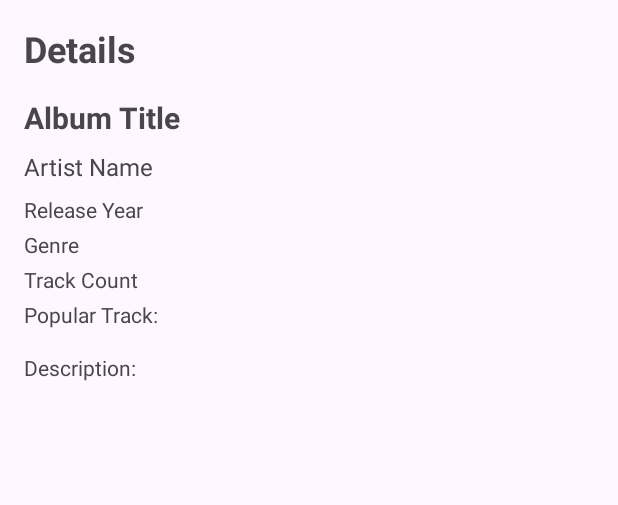
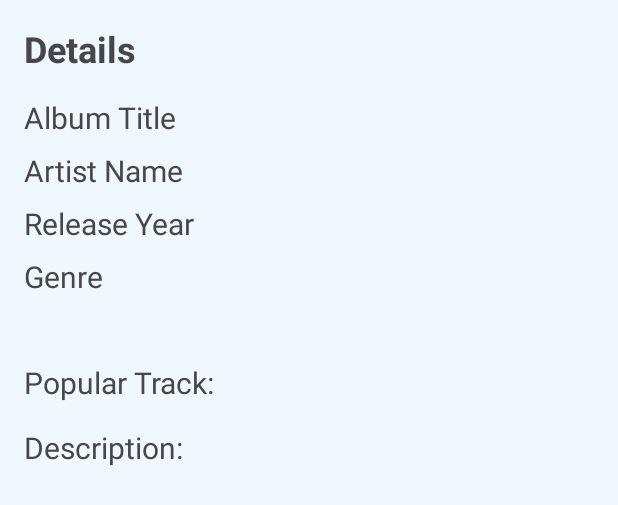
Before and after one commit to nkysd/s8107356Assessment2, an Android app: the layout fragment_details.xml on its own in the app's theme, with its tools: preview values and no code run, on a phone screen of 412 x 824 dp. Shown: the top 505 px of the screen. Run offline under Robolectric (Android 15) with nearby library versions, the phone set to English and light mode, and no system bars.

Commit message:
wip(ui): change background color and fontsize

```diff
--- a/app/src/main/res/layout/fragment_dashboard.xml
+++ b/app/src/main/res/layout/fragment_dashboard.xml
@@ -2,7 +2,7 @@
 <LinearLayout xmlns:android="http://schemas.android.com/apk/res/android"
     android:layout_width="match_parent"
     android:layout_height="match_parent"
-    android:background="#FFF0F8FF"
+    android:background="@color/screenBackground"
     android:orientation="vertical"
     android:padding="16dp">
 
--- a/app/src/main/res/layout/fragment_details.xml
+++ b/app/src/main/res/layout/fragment_details.xml
@@ -2,7 +2,9 @@
 <ScrollView xmlns:android="http://schemas.android.com/apk/res/android"
     android:layout_width="match_parent"
     android:layout_height="match_parent"
-    android:padding="16dp">
+    android:padding="16dp"
+    android:background="@color/screenBackground"
+    >
 
     <LinearLayout
         android:layout_width="match_parent"
@@ -26,7 +28,6 @@
             android:layout_height="wrap_content"
             android:text="Album Title"
             android:textSize="20sp"
-            android:textStyle="bold"
             android:paddingBottom="8dp" />
 
         <!-- Artist Name -->
@@ -35,7 +36,7 @@
             android:layout_width="match_parent"
             android:layout_height="wrap_content"
             android:text="Artist Name"
-            android:textSize="16sp"
+            android:textSize="20sp"
             android:paddingBottom="8dp" />
 
         <!-- Release Year -->
@@ -44,7 +45,8 @@
             android:layout_width="match_parent"
             android:layout_height="wrap_content"
             android:text="Release Year"
-            android:paddingBottom="4dp" />
+            android:textSize="20sp"
+            android:paddingBottom="8dp" />
 
         <!-- Genre -->
         <TextView
@@ -52,15 +54,16 @@
             android:layout_width="match_parent"
             android:layout_height="wrap_content"
             android:text="Genre"
-            android:paddingBottom="4dp" />
+            android:textSize="20sp"
+            android:paddingBottom="8dp" />
 
         <!-- Track Count -->
         <TextView
             android:id="@+id/textTrackCount"
             android:layout_width="match_parent"
             android:layout_height="wrap_content"
-            android:text="Track Count"
-            android:paddingBottom="4dp" />
+            android:textSize="20sp"
+            android:paddingBottom="8dp" />
 
         <!-- Popular Track -->
         <TextView
@@ -68,6 +71,7 @@
             android:layout_width="match_parent"
             android:layout_height="wrap_content"
             android:text="Popular Track:"
+            android:textSize="20sp"
             android:paddingBottom="8dp" />
 
         <!-- Description -->
@@ -77,6 +81,7 @@
             android:layout_height="wrap_content"
             android:text="Description:"
             android:paddingTop="8dp"
-            android:textSize="14sp" />
+            android:textSize="20sp"
+            android:paddingBottom="8dp" />
     </LinearLayout>
 </ScrollView>
--- a/app/src/main/res/layout/fragment_login.xml
+++ b/app/src/main/res/layout/fragment_login.xml
@@ -5,7 +5,7 @@
     android:orientation="vertical"
     android:padding="24dp"
     android:gravity="center"
-    android:background="#FFF0F8FF">
+    android:background="@color/screenBackground">
 
     <!-- Username input -->
     <EditText
--- a/app/src/main/res/values/colors.xml
+++ b/app/src/main/res/values/colors.xml
@@ -2,4 +2,5 @@
 <resources>
     <color name="black">#FF000000</color>
     <color name="white">#FFFFFFFF</color>
+    <color name="screenBackground">#FFF0F8FF</color>
 </resources>
```
